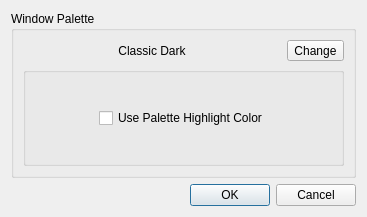
The window that preferencesdialog.ui (FortuneStreetModding/fortune-avenue-qt) describes before a commit, drawn with Qt 5.
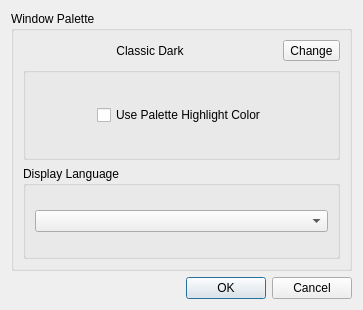
The same window after the commit.

Commit message: Add additional language and region support

```diff
--- a/preferencesdialog.ui
+++ b/preferencesdialog.ui
@@ -6,8 +6,8 @@
    <rect>
     <x>0</x>
     <y>0</y>
-    <width>367</width>
-    <height>217</height>
+    <width>363</width>
+    <height>310</height>
    </rect>
   </property>
   <property name="windowTitle">
@@ -116,6 +116,18 @@
         </layout>
        </widget>
       </item>
+      <item>
+       <widget class="QGroupBox" name="programLanguageGroupBox">
+        <property name="title">
+         <string>Display Language</string>
+        </property>
+        <layout class="QHBoxLayout" name="horizontalLayout_5">
+         <item>
+          <widget class="QComboBox" name="languageComboBox"/>
+         </item>
+        </layout>
+       </widget>
+      </item>
      </layout>
     </widget>
    </item>
```
The commit also changes 23 other files.
